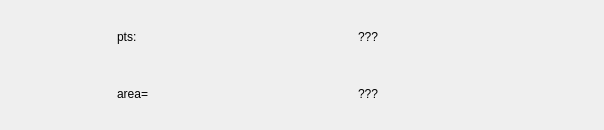
Before: the Qt Designer form 3DMetrics/attribareawidget.ui in IfremerUnderwater/3DMetrics, drawn with Qt 5.
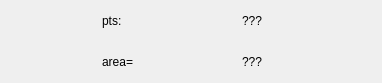
After: the same form once the commit is applied. Icons and pictures are not drawn.

What changed in the file:
```diff
--- a/3DMetrics/attribareawidget.ui
+++ b/3DMetrics/attribareawidget.ui
@@ -6,8 +6,8 @@
    <rect>
     <x>0</x>
     <y>0</y>
-    <width>604</width>
-    <height>130</height>
+    <width>382</width>
+    <height>83</height>
    </rect>
   </property>
   <property name="minimumSize">
@@ -20,6 +20,21 @@
    <string>Form</string>
   </property>
   <layout class="QHBoxLayout" name="horizontalLayout_2">
+   <property name="spacing">
+    <number>1</number>
+   </property>
+   <property name="leftMargin">
+    <number>1</number>
+   </property>
+   <property name="topMargin">
+    <number>1</number>
+   </property>
+   <property name="rightMargin">
+    <number>1</number>
+   </property>
+   <property name="bottomMargin">
+    <number>1</number>
+   </property>
    <item>
     <layout class="QHBoxLayout" name="horizontalLayout">
      <item>
```
